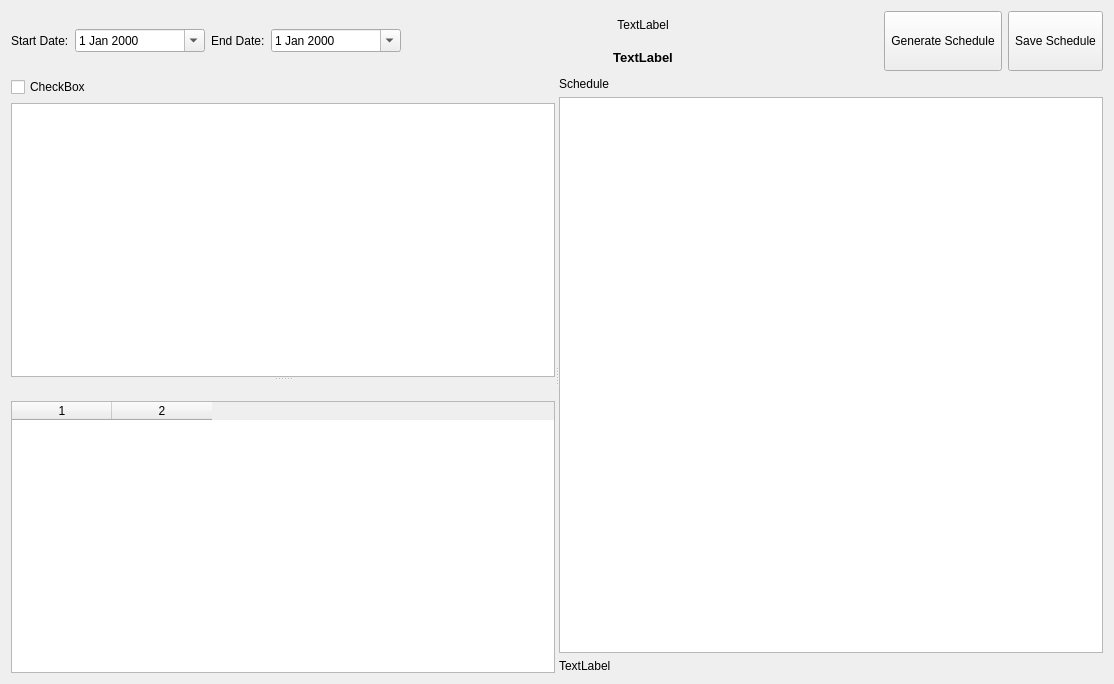
Before: the Qt Designer form schedule_dialog.ui in pgathogo/auto-scheduler, drawn with Qt 5.
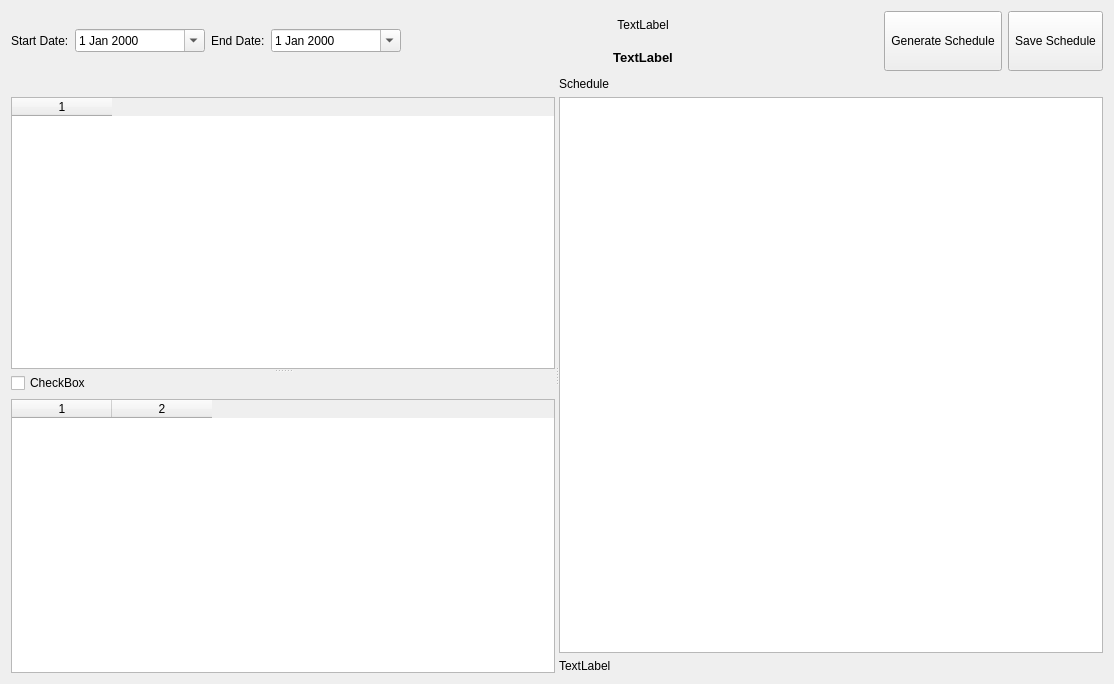
After: the same form once the commit is applied.

Commit message:
Schedule Generator: Fill hour to the brim
This patch allow us to fill an hour up to the brim.

The edit to the form file:
```diff
--- a/schedule_dialog.ui
+++ b/schedule_dialog.ui
@@ -167,28 +167,36 @@
       <widget class="QWidget" name="layoutWidget">
        <layout class="QVBoxLayout" name="verticalLayout">
         <item>
-         <widget class="QCheckBox" name="cbHours">
+         <widget class="QLabel" name="dtTitle">
           <property name="text">
-           <string>CheckBox</string>
+           <string/>
           </property>
          </widget>
         </item>
         <item>
-         <widget class="QListWidget" name="lwHours"/>
+         <widget class="QTableWidget" name="twDates">
+          <property name="selectionBehavior">
+           <enum>QAbstractItemView::SelectRows</enum>
+          </property>
+          <property name="columnCount">
+           <number>1</number>
+          </property>
+          <column/>
+         </widget>
         </item>
        </layout>
       </widget>
       <widget class="QWidget" name="layoutWidget">
        <layout class="QVBoxLayout" name="verticalLayout_2">
         <item>
-         <widget class="QLabel" name="dtTitle">
+         <widget class="QCheckBox" name="cbHours">
           <property name="text">
-           <string/>
+           <string>CheckBox</string>
           </property>
          </widget>
         </item>
         <item>
-         <widget class="QTableWidget" name="twDates">
+         <widget class="QTableWidget" name="twHours">
           <property name="selectionBehavior">
            <enum>QAbstractItemView::SelectRows</enum>
           </property>
```
The commit also changes 9 other files.
